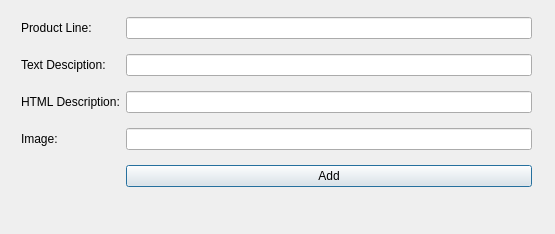
The window that qt_app/form_productlines.ui (mehmetrizaoz/5_product_line_automation) describes before a commit, drawn with Qt 5.
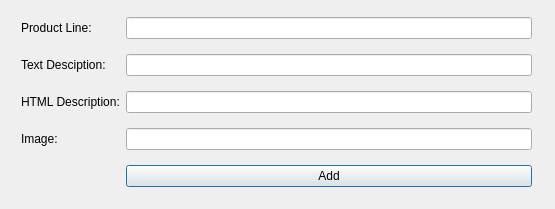
The same window after the commit.

Diff of the .ui file:
```diff
--- a/qt_app/form_productlines.ui
+++ b/qt_app/form_productlines.ui
@@ -7,13 +7,13 @@
     <x>0</x>
     <y>0</y>
     <width>555</width>
-    <height>234</height>
+    <height>209</height>
    </rect>
   </property>
   <property name="windowTitle">
    <string>Dialog</string>
   </property>
-  <widget class="QWidget" name="">
+  <widget class="QWidget" name="layoutWidget">
    <property name="geometry">
     <rect>
      <x>21</x>
```
